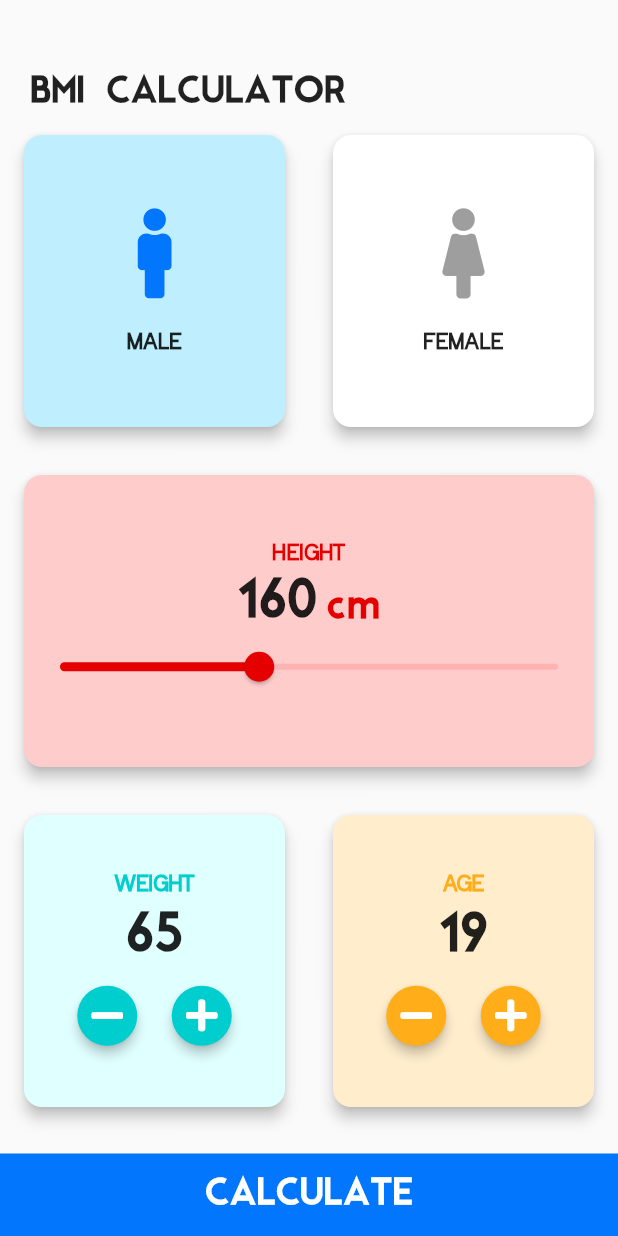
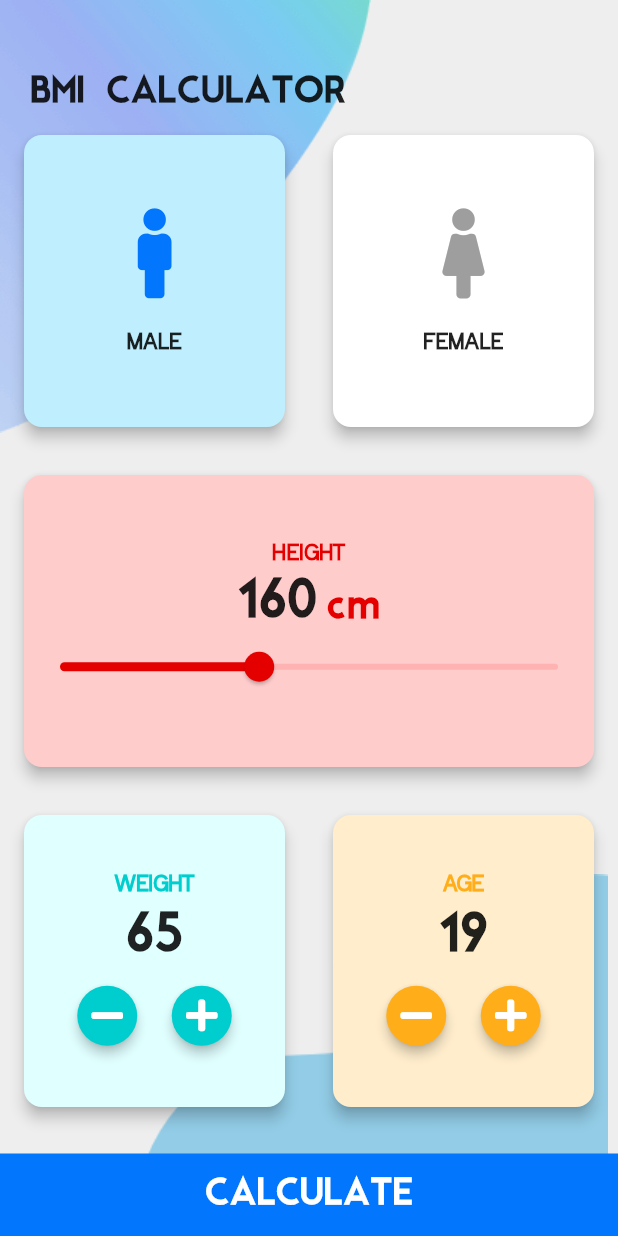
Before and after one commit to adityanjr/bmi_calculator_flutter, a Flutter app: the screen it shows after launch, on a phone screen of 412 x 824 dp. Run offline on Flutter 3.47's test engine with Material 2 defaults, Android fonts, the phone set to English and light mode, and no system bars; our stand-ins replace animated_text_kit, flare_flutter, fluttericon; missing offline and left inert: flare_splash_screen.

Commit message:
Background

```diff
--- /dev/null
+++ b/lib/background.dart
@@ -0,0 +1,43 @@
+import 'package:flutter/material.dart';
+
+class Background extends StatelessWidget {
+  final Widget child;
+  const Background({
+    Key key,
+    @required this.child,
+  }) : super(key: key);
+
+  @override
+  Widget build(BuildContext context) {
+    Size size = MediaQuery.of(context).size;
+    return Scaffold(
+      backgroundColor: Colors.grey[200],
+      body: Container(
+        width: double.infinity,
+        height: size.height,
+        child: Stack(
+          alignment: Alignment.center,
+          children: <Widget>[
+            Positioned(
+              top: 0,
+              left: 0,
+              child: Image.asset(
+                "assets/images/main_top.png",
+                width: size.width * 0.6,
+              ),
+            ),
+            Positioned(
+              bottom: 0,
+              right: 0,
+              child: Image.asset(
+                "assets/images/login_bottom.png",
+                width: size.width * 0.8,
+              ),
+            ),
+            child,
+          ],
+        ),
+      ),
+    );
+  }
+}
--- a/lib/input_page.dart
+++ b/lib/input_page.dart
@@ -3,6 +3,7 @@ import 'contents.dart';
 import 'result_page.dart';
 import 'result_calc.dart';
 import 'package:fluttericon/font_awesome5_icons.dart';
+import 'background.dart';
 
 class InputPage extends StatefulWidget {
   @override
@@ -18,8 +19,8 @@ class _InputPageState extends State<InputPage> {
 
   @override
   Widget build(BuildContext context) {
-    return Scaffold(
-        body: Column(
+    return Background(
+      child: Column(
         crossAxisAlignment: CrossAxisAlignment.stretch,
         children: <Widget>[
           SizedBox(height: 50.0),
@@ -251,6 +252,7 @@ class _InputPageState extends State<InputPage> {
             },
           ),
         ],
-    ));
+      ),
+    );
   }
 }
--- a/lib/result_page.dart
+++ b/lib/result_page.dart
@@ -2,6 +2,7 @@ import 'package:flutter/cupertino.dart';
 import 'package:flutter/material.dart';
 import 'contents.dart';
 import 'package:animated_text_kit/animated_text_kit.dart';
+import 'background.dart';
 
 class Results extends StatelessWidget {
   final String bmiResult;
@@ -13,9 +14,9 @@ class Results extends StatelessWidget {
 
   @override
   Widget build(BuildContext context) {
-    return SafeArea(
-      child: Scaffold(
-        body: Column(
+    return Background(
+      child: SafeArea(
+        child: Column(
           crossAxisAlignment: CrossAxisAlignment.stretch,
           children: <Widget>[
             Container(
--- a/pubspec.yaml
+++ b/pubspec.yaml
@@ -47,6 +47,7 @@ flutter:
   uses-material-design: true
 
   assets:
+    - assets/images/
     - assets/Teddy.flr
     - assets/trim_w.flr
   # An image asset can refer to one or more resolution-specific "variants", see
```
Also changed, not shown: assets/images/login_bottom.png (added), assets/images/main_top.png (added). Lines whose indentation alone changed are shown as unchanged.
